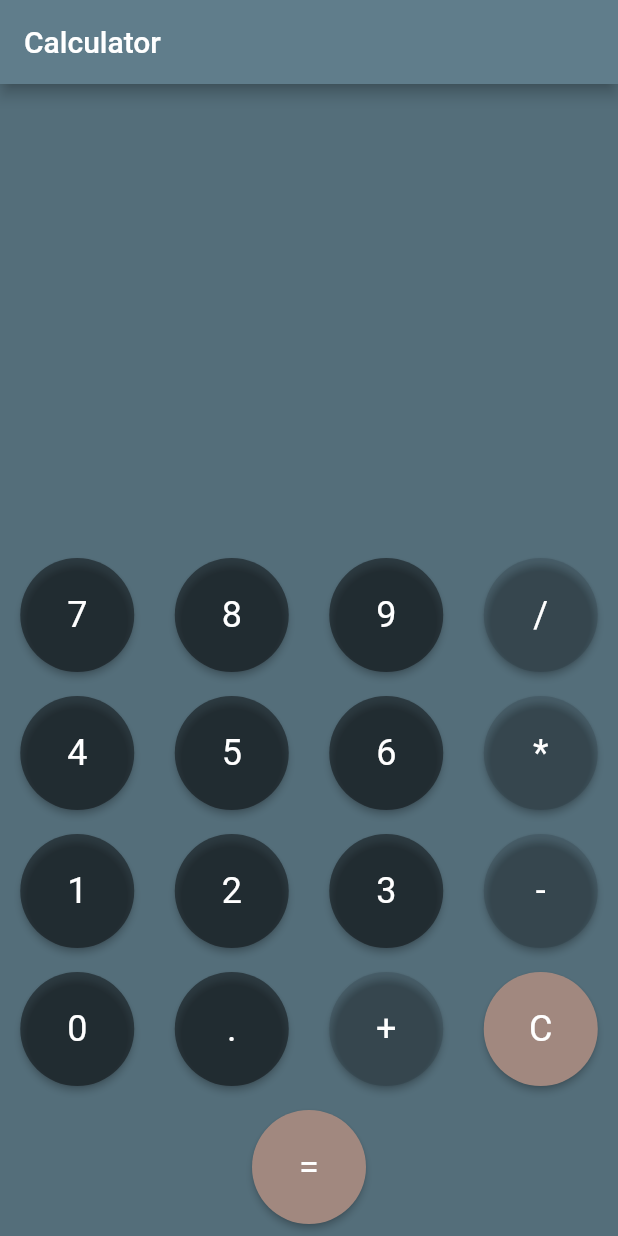
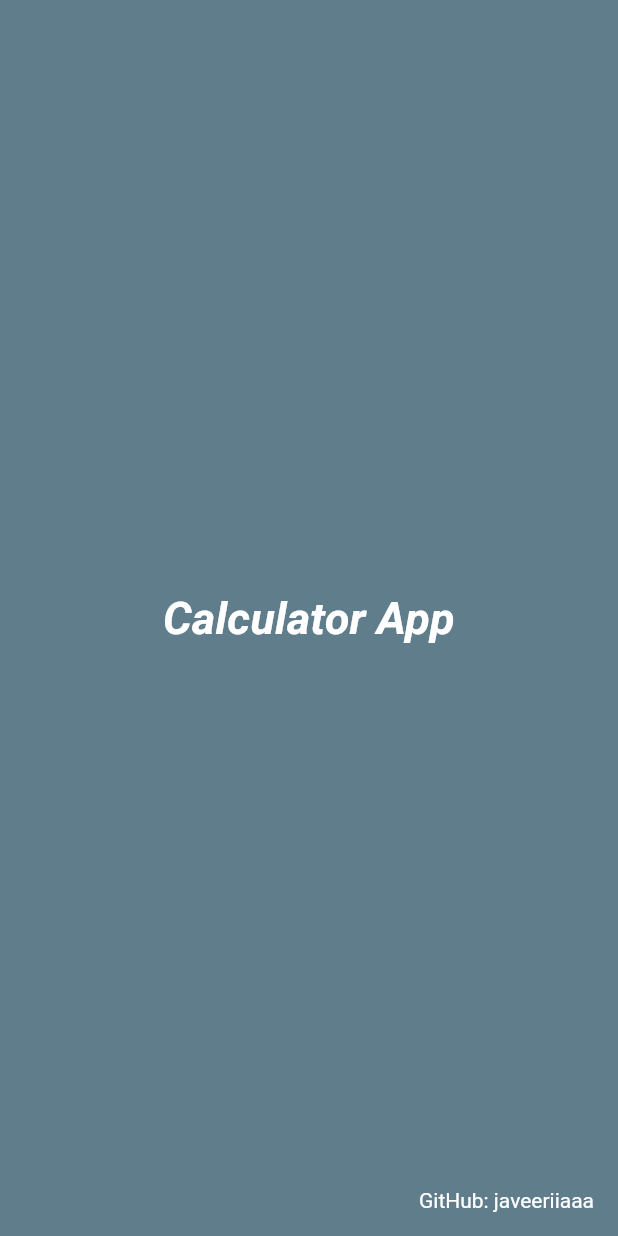
Before and after one commit to javeeriiaaa/CalculatorApp_Flutter, a Flutter app: the first screen one second after launch, on a phone screen of 412 x 824 dp. Run offline on Flutter 3.47's test engine with Material 2 defaults, Android fonts, the phone set to English and light mode, and no system bars; our stand-ins replace math_expressions.

Commit message:
Designed Splash Screen and the Calculator Screen.

```diff
--- a/lib/main.dart
+++ b/lib/main.dart
@@ -2,10 +2,12 @@ import 'package:flutter/material.dart';
 import 'package:math_expressions/math_expressions.dart';
 
 void main() {
-  runApp(CalculatorApp());
+  runApp(const CalculatorApp());
 }
 
 class CalculatorApp extends StatelessWidget {
+  const CalculatorApp({super.key});
+
   @override
   Widget build(BuildContext context) {
     return MaterialApp(
@@ -14,18 +16,75 @@ class CalculatorApp extends StatelessWidget {
       theme: ThemeData(
         primarySwatch: Colors.blueGrey,
       ),
-      home: CalculatorScreen(),
+      home: const SplashScreen(), // Show splash screen first
     );
   }
 }
 
-class CalculatorScreen extends StatefulWidget {
+class SplashScreen extends StatefulWidget {
+  const SplashScreen({super.key});
+
+  @override
+  _SplashScreenState createState() => _SplashScreenState();
+}
+
+class _SplashScreenState extends State<SplashScreen> {
+  @override
+  void initState() {
+    super.initState();
+    Future.delayed(const Duration(seconds: 3), () {
+      Navigator.pushReplacement(
+        context,
+        MaterialPageRoute(builder: (context) => const CalculatorScreen()),
+      );
+    });
+  }
+
+  @override
+  Widget build(BuildContext context) {
+    return const Scaffold(
+      backgroundColor: Colors.blueGrey,
+      body: Stack(
+        children: [
+          Center(
+            child: Text(
+              'Calculator App',
+              style: TextStyle(
+                fontStyle: FontStyle.italic,
+                fontSize: 30.0,
+                fontWeight: FontWeight.bold,
+                color: Colors.white,
+              ),
+            ),
+          ),
+          Align(
+            alignment: Alignment.bottomRight,
+            child: Padding(
+              padding: EdgeInsets.all(16.0),
+              child: Text(
+                'GitHub: javeeriiaaa',
+                style: TextStyle(
+                  fontSize: 14.0,
+                  color: Colors.white,
+                ),
+              ),
+            ),
+          ),
+        ],
+      ),
+    );
+  }
+}
+
+    class CalculatorScreen extends StatefulWidget {
+  const CalculatorScreen({super.key});
+
   @override
   _CalculatorScreenState createState() => _CalculatorScreenState();
 }
 
 class _CalculatorScreenState extends State<CalculatorScreen> {
-  String _expression = '';
+String _expression = '';
   String _result = '';
 
   void _addToExpression(String value) {
```
